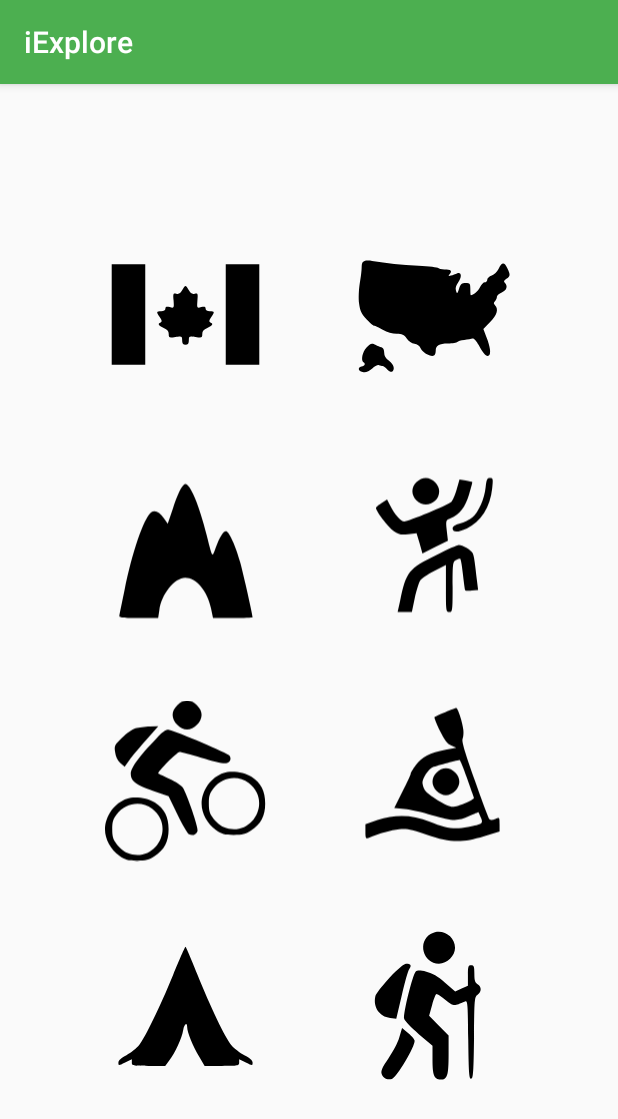
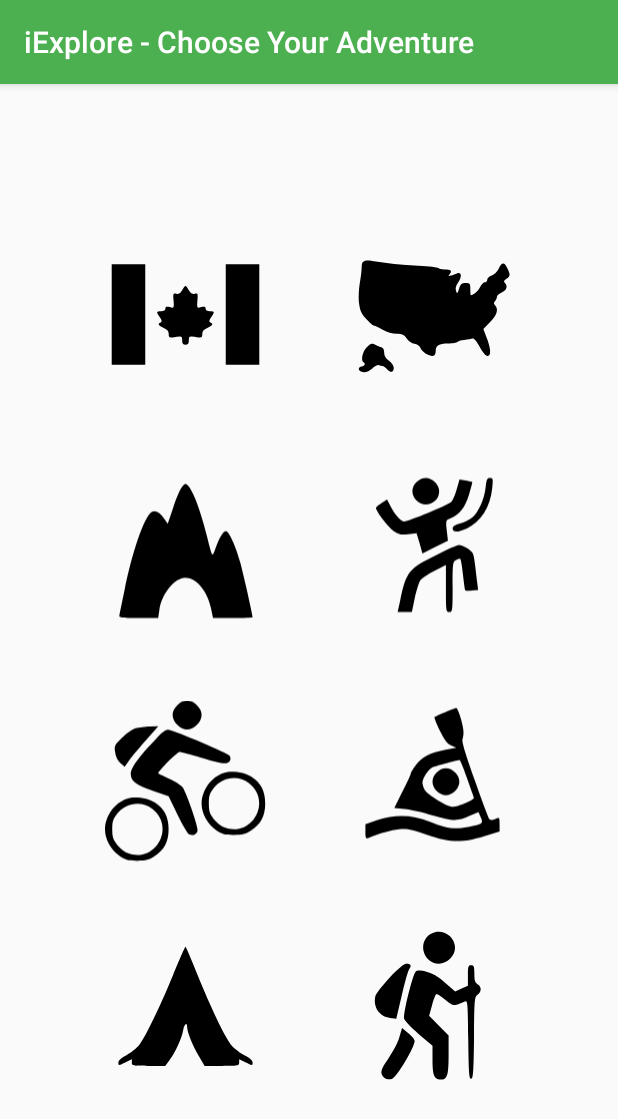
Before and after one commit to jswilder/iExplore, an Android app: the screen it shows after launch (MainActivity), on a phone screen of 412 x 824 dp. Shown: the top 1119 px of the screen. Run offline under Robolectric (Android 15) with nearby library versions, the light colour scheme and no system bars.

Commit message:
Simple stuff

```diff
--- a/app/src/main/AndroidManifest.xml
+++ b/app/src/main/AndroidManifest.xml
@@ -5,13 +5,14 @@
     <application
         android:allowBackup="true"
         android:icon="@mipmap/ic_launcher"
-        android:label="iExplore"
+        android:label="iExplore - Choose Your Adventure"
         android:roundIcon="@mipmap/ic_launcher_round"
         android:supportsRtl="true"
         android:theme="@style/AppTheme">
         <activity android:name=".MainActivity">
             <intent-filter>
-                <action android:name="android.intent.action.MAIN" />
+                <action android:name="android.intent.action.MAIN"
+                    />
 
                 <category android:name="android.intent.category.LAUNCHER" />
             </intent-filter>
--- a/app/src/main/res/layout/activity_main.xml
+++ b/app/src/main/res/layout/activity_main.xml
@@ -46,7 +46,7 @@
         android:layout_width="0dp"
         android:layout_height="0dp"
         android:background="?android:attr/panelBackground"
-        android:onClick="goSwimming"
+        android:onClick="goCaving"
         android:scaleType="fitCenter"
         app:srcCompat="@drawable/ic_cave"
         app:layout_constraintTop_toTopOf="@+id/guideline_middle_top"
@@ -63,7 +63,7 @@
         android:layout_width="0dp"
         android:layout_height="0dp"
         android:background="?android:attr/panelBackground"
-        android:onClick="goSwimming"
+        android:onClick="goClimbing"
         android:scaleType="fitCenter"
         app:srcCompat="@drawable/ic_climbing"
         app:layout_constraintTop_toTopOf="@+id/guideline_middle_top"
@@ -80,7 +80,7 @@
         android:layout_width="0dp"
         android:layout_height="0dp"
         android:background="?android:attr/panelBackground"
-        android:onClick="goSwimming"
+        android:onClick="goCanoeing"
         android:scaleType="fitCenter"
         app:srcCompat="@drawable/ic_canoe"
         app:layout_constraintTop_toTopOf="@+id/guideline_middle"
@@ -97,7 +97,7 @@
         android:layout_width="0dp"
         android:layout_height="0dp"
         android:background="?android:attr/panelBackground"
-        android:onClick="goSwimming"
+        android:onClick="goCycling"
         android:scaleType="fitCenter"
         app:srcCompat="@drawable/ic_cycling"
         app:layout_constraintTop_toTopOf="@+id/guideline_middle"
@@ -114,7 +114,7 @@
         android:layout_width="0dp"
         android:layout_height="0dp"
         android:background="?android:attr/panelBackground"
-        android:onClick="goSwimming"
+        android:onClick="goUSA"
         android:scaleType="fitCenter"
         app:srcCompat="@drawable/ic_usa"
         app:layout_constraintTop_toTopOf="@+id/guideline_top"
@@ -131,7 +131,7 @@
         android:layout_width="0dp"
         android:layout_height="0dp"
         android:background="?android:attr/panelBackground"
-        android:onClick="goSwimming"
+        android:onClick="goCanada"
         android:scaleType="fitCenter"
         app:srcCompat="@drawable/ic_canada"
         app:layout_constraintTop_toTopOf="@+id/guideline_top"
```
Also changed, not shown: app/src/main/java/odomobileapplicationdevelopment/hikingapp/MainActivity.java (+24 -0 lines).
